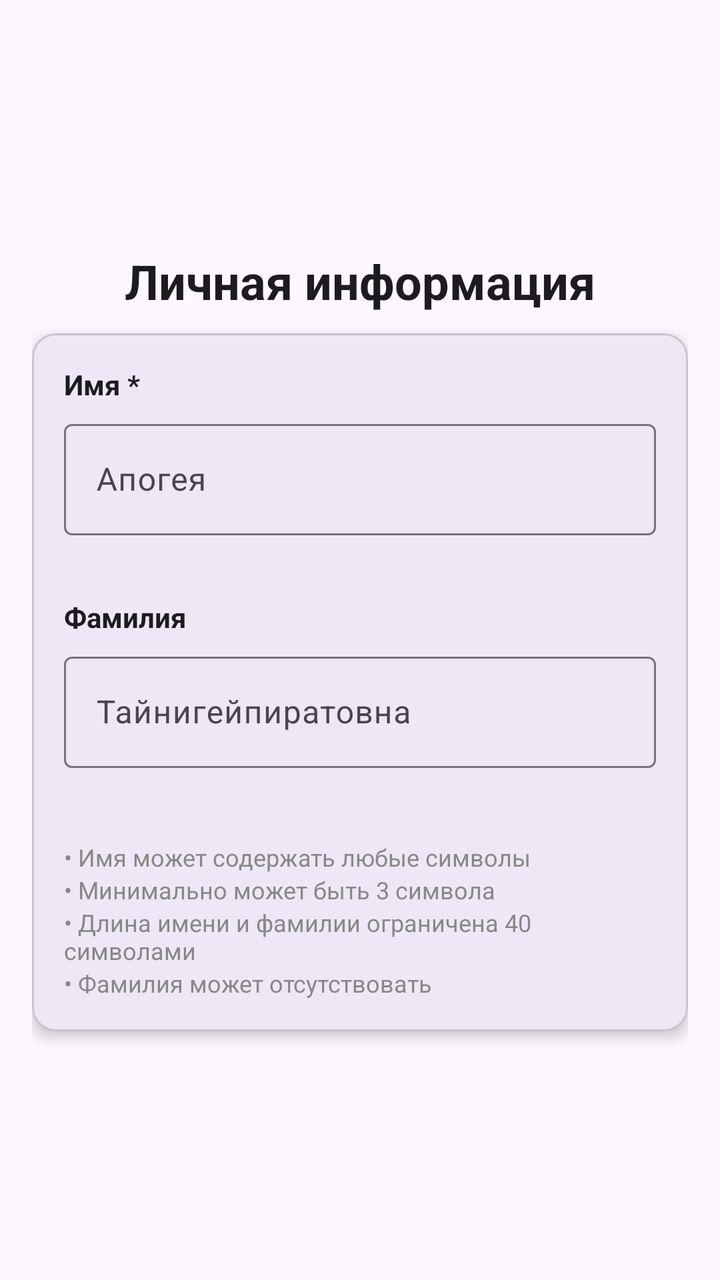
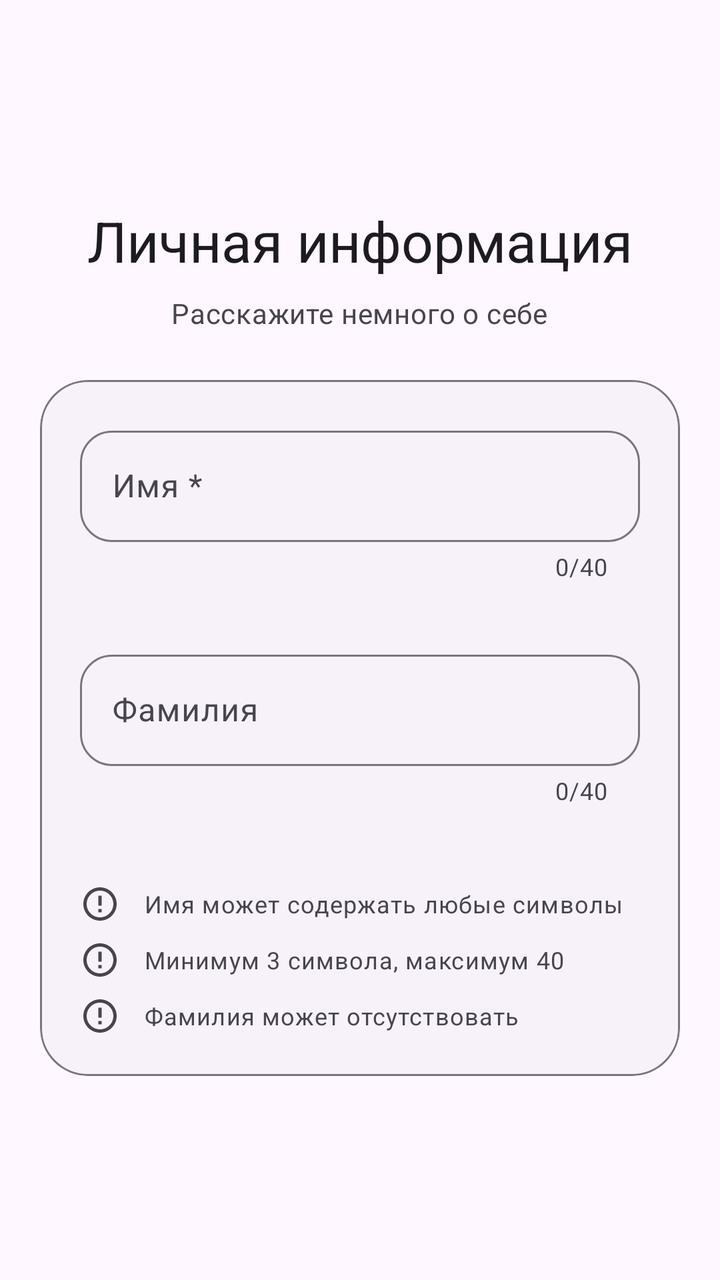

An Android layout rendered at two revisions. The XML below is the earlier revision; the diff shows what the commit changed to produce the second picture.
<!-- AndroidManifest.xml: application theme Theme.BarkfluffClientAndroid -->
<!-- res/layout/step_register_01_name.xml -->
<?xml version="1.0" encoding="utf-8"?>
<ScrollView xmlns:android="http://schemas.android.com/apk/res/android"
    xmlns:app="http://schemas.android.com/apk/res-auto"
    android:layout_width="match_parent"
    android:layout_height="match_parent"
    android:fillViewport="true">

    <LinearLayout
        android:layout_width="match_parent"
        android:layout_height="wrap_content"
        android:gravity="center"
        android:orientation="vertical"
        android:padding="16dp">

        <TextView
            android:layout_width="wrap_content"
            android:layout_height="wrap_content"
            android:layout_marginBottom="10dp"
            android:text="Личная информация"
            android:textColor="?attr/colorOnSurface"
            android:textSize="24sp"
            android:textStyle="bold" />

        <com.google.android.material.card.MaterialCardView
            android:layout_width="match_parent"
            android:layout_height="wrap_content"
            app:cardCornerRadius="12dp"
            app:cardElevation="4dp">

            <LinearLayout
                android:layout_width="match_parent"
                android:layout_height="wrap_content"
                android:orientation="vertical"
                android:padding="16dp">

                
                <TextView
                    android:layout_width="wrap_content"
                    android:layout_height="wrap_content"
                    android:text="Имя *"
                    android:textColor="?attr/colorOnSurface"
                    android:textSize="14sp"
                    android:textStyle="bold" />

                <com.google.android.material.textfield.TextInputLayout
                    android:id="@+id/firstNameInputLayout"
                    style="@style/Widget.Material3.TextInputLayout.OutlinedBox"
                    android:layout_width="match_parent"
                    android:layout_height="wrap_content"
                    android:layout_marginTop="5dp"
                    android:hint="Апогея">

                    <com.google.android.material.textfield.TextInputEditText
                        android:id="@+id/firstNameEditText"
                        android:layout_width="match_parent"
                        android:layout_height="wrap_content"
                        android:inputType="textPersonName"
                        android:maxLength="40" />
                </com.google.android.material.textfield.TextInputLayout>

                <TextView
                    android:id="@+id/firstNameValidationText"
                    android:layout_width="wrap_content"
                    android:layout_height="wrap_content"
                    android:layout_marginBottom="15dp"
                    android:textColor="#888888"
                    android:textSize="12sp" />

                
                <TextView
                    android:layout_width="wrap_content"
                    android:layout_height="wrap_content"
                    android:text="Фамилия"
                    android:textColor="?attr/colorOnSurface"
                    android:textSize="14sp"
                    android:textStyle="bold" />

                <com.google.android.material.textfield.TextInputLayout
                    android:id="@+id/lastNameInputLayout"
                    style="@style/Widget.Material3.TextInputLayout.OutlinedBox"
                    android:layout_width="match_parent"
                    android:layout_height="wrap_content"
                    android:layout_marginTop="5dp"
                    android:hint="Тайнигейпиратовна">

                    <com.google.android.material.textfield.TextInputEditText
                        android:id="@+id/lastNameEditText"
                        android:layout_width="match_parent"
                        android:layout_height="wrap_content"
                        android:inputType="textPersonName"
                        android:maxLength="40" />
                </com.google.android.material.textfield.TextInputLayout>

                <TextView
                    android:id="@+id/lastNameValidationText"
                    android:layout_width="wrap_content"
                    android:layout_height="wrap_content"
                    android:layout_marginBottom="20dp"
                    android:textColor="#888888"
                    android:textSize="12sp" />

                
                <LinearLayout
                    android:layout_width="match_parent"
                    android:layout_height="wrap_content"
                    android:orientation="vertical">

                    <TextView
                        android:layout_width="wrap_content"
                        android:layout_height="wrap_content"
                        android:text="• Имя может содержать любые символы"
                        android:textColor="#888888"
                        android:textSize="12sp" />

                    <TextView
                        android:layout_width="wrap_content"
                        android:layout_height="wrap_content"
                        android:text="• Минимально может быть 3 символа"
                        android:textColor="#888888"
                        android:textSize="12sp" />

                    <TextView
                        android:layout_width="wrap_content"
                        android:layout_height="wrap_content"
                        android:text="• Длина имени и фамилии ограничена 40 символами"
                        android:textColor="#888888"
                        android:textSize="12sp" />

                    <TextView
                        android:layout_width="wrap_content"
                        android:layout_height="wrap_content"
                        android:text="• Фамилия может отсутствовать"
                        android:textColor="#888888"
                        android:textSize="12sp" />
                </LinearLayout>
            </LinearLayout>
        </com.google.android.material.card.MaterialCardView>
    </LinearLayout>
</ScrollView>
<!-- resources referenced by this layout -->
<resources>
  <style name="Theme.BarkfluffClientAndroid" parent="Base.Theme.BarkfluffClientAndroid" />
  <style name="Base.Theme.BarkfluffClientAndroid" parent="Theme.Material3.DayNight.NoActionBar">
          
          <item name="android:statusBarColor">?attr/colorSurface</item>
          <item name="android:windowBackground">?android:attr/colorBackground</item>
      </style>
</resources>

<!-- the commit's change to res/layout/step_register_01_name.xml (unified diff, before → after) -->
@@ -1,5 +1,5 @@
 <?xml version="1.0" encoding="utf-8"?>
-<ScrollView xmlns:android="http://schemas.android.com/apk/res/android"
+<androidx.core.widget.NestedScrollView xmlns:android="http://schemas.android.com/apk/res/android"
     xmlns:app="http://schemas.android.com/apk/res-auto"
     android:layout_width="match_parent"
     android:layout_height="match_parent"
@@ -10,45 +10,55 @@
         android:layout_height="wrap_content"
         android:gravity="center"
         android:orientation="vertical"
-        android:padding="16dp">
+        android:padding="20dp">
 
+        
         <TextView
             android:layout_width="wrap_content"
             android:layout_height="wrap_content"
-            android:layout_marginBottom="10dp"
+            android:layout_marginBottom="8dp"
             android:text="Личная информация"
-            android:textColor="?attr/colorOnSurface"
-            android:textSize="24sp"
-            android:textStyle="bold" />
+            android:textAppearance="?attr/textAppearanceHeadlineMedium"
+            android:textColor="?attr/colorOnSurface" />
 
+        
+        <TextView
+            android:layout_width="wrap_content"
+            android:layout_height="wrap_content"
+            android:layout_marginBottom="24dp"
+            android:text="Расскажите немного о себе"
+            android:textAppearance="?attr/textAppearanceBodyMedium"
+            android:textColor="?attr/colorOnSurfaceVariant" />
+
+        
         <com.google.android.material.card.MaterialCardView
             android:layout_width="match_parent"
             android:layout_height="wrap_content"
-            app:cardCornerRadius="12dp"
-            app:cardElevation="4dp">
+            app:cardBackgroundColor="?attr/colorSurfaceContainerLow"
+            app:cardCornerRadius="24dp"
+            app:cardElevation="0dp"
+            app:strokeColor="?attr/colorOutline"
+            app:strokeWidth="1dp">
 
             <LinearLayout
                 android:layout_width="match_parent"
                 android:layout_height="wrap_content"
                 android:orientation="vertical"
-                android:padding="16dp">
+                android:padding="20dp">
 
                 
-                <TextView
-                    android:layout_width="wrap_content"
-                    android:layout_height="wrap_content"
-                    android:text="Имя *"
-                    android:textColor="?attr/colorOnSurface"
-                    android:textSize="14sp"
-                    android:textStyle="bold" />
-
                 <com.google.android.material.textfield.TextInputLayout
                     android:id="@+id/firstNameInputLayout"
                     style="@style/Widget.Material3.TextInputLayout.OutlinedBox"
                     android:layout_width="match_parent"
                     android:layout_height="wrap_content"
-                    android:layout_marginTop="5dp"
-                    android:hint="Апогея">
+                    android:hint="Имя *"
+                    app:boxCornerRadiusBottomEnd="16dp"
+                    app:boxCornerRadiusBottomStart="16dp"
+                    app:boxCornerRadiusTopEnd="16dp"
+                    app:boxCornerRadiusTopStart="16dp"
+                    app:counterEnabled="true"
+                    app:counterMaxLength="40">
 
                     <com.google.android.material.textfield.TextInputEditText
                         android:id="@+id/firstNameEditText"
@@ -56,32 +66,30 @@
                         android:layout_height="wrap_content"
                         android:inputType="textPersonName"
                         android:maxLength="40" />
+
                 </com.google.android.material.textfield.TextInputLayout>
 
                 <TextView
                     android:id="@+id/firstNameValidationText"
                     android:layout_width="wrap_content"
                     android:layout_height="wrap_content"
-                    android:layout_marginBottom="15dp"
-                    android:textColor="#888888"
-                    android:textSize="12sp" />
+                    android:layout_marginBottom="16dp"
+                    android:textAppearance="?attr/textAppearanceLabelSmall"
+                    android:textColor="?attr/colorOnSurfaceVariant" />
 
                 
-                <TextView
-                    android:layout_width="wrap_content"
-                    android:layout_height="wrap_content"
-                    android:text="Фамилия"
-                    android:textColor="?attr/colorOnSurface"
-                    android:textSize="14sp"
-                    android:textStyle="bold" />
-
                 <com.google.android.material.textfield.TextInputLayout
                     android:id="@+id/lastNameInputLayout"
                     style="@style/Widget.Material3.TextInputLayout.OutlinedBox"
                     android:layout_width="match_parent"
                     android:layout_height="wrap_content"
-                    android:layout_marginTop="5dp"
-                    android:hint="Тайнигейпиратовна">
+                    android:hint="Фамилия"
+                    app:boxCornerRadiusBottomEnd="16dp"
+                    app:boxCornerRadiusBottomStart="16dp"
+                    app:boxCornerRadiusTopEnd="16dp"
+                    app:boxCornerRadiusTopStart="16dp"
+                    app:counterEnabled="true"
+                    app:counterMaxLength="40">
 
                     <com.google.android.material.textfield.TextInputEditText
                         android:id="@+id/lastNameEditText"
@@ -89,15 +97,16 @@
                         android:layout_height="wrap_content"
                         android:inputType="textPersonName"
                         android:maxLength="40" />
+
                 </com.google.android.material.textfield.TextInputLayout>
 
                 <TextView
                     android:id="@+id/lastNameValidationText"
                     android:layout_width="wrap_content"
                     android:layout_height="wrap_content"
-                    android:layout_marginBottom="20dp"
-                    android:textColor="#888888"
-                    android:textSize="12sp" />
+                    android:layout_marginBottom="24dp"
+                    android:textAppearance="?attr/textAppearanceLabelSmall"
+                    android:textColor="?attr/colorOnSurfaceVariant" />
 
                 
                 <LinearLayout
@@ -105,35 +114,80 @@
                     android:layout_height="wrap_content"
                     android:orientation="vertical">
 
-                    <TextView
-                        android:layout_width="wrap_content"
+                    <LinearLayout
+                        android:layout_width="match_parent"
                         android:layout_height="wrap_content"
-                        android:text="• Имя может содержать любые символы"
-                        android:textColor="#888888"
-                        android:textSize="12sp" />
+                        android:gravity="center_vertical"
+                        android:orientation="horizontal">
 
-                    <TextView
-                        android:layout_width="wrap_content"
+                        <ImageView
+                            android:layout_width="20dp"
+                            android:layout_height="20dp"
+                            android:src="@drawable/ic_info"
+                            app:tint="?attr/colorOnSurfaceVariant" />
+
+                        <TextView
+                            android:layout_width="wrap_content"
+                            android:layout_height="wrap_content"
+                            android:layout_marginStart="12dp"
+                            android:text="Имя может содержать любые символы"
+                            android:textAppearance="?attr/textAppearanceBodySmall"
+                            android:textColor="?attr/colorOnSurfaceVariant" />
+
+                    </LinearLayout>
+
+                    <LinearLayout
+                        android:layout_width="match_parent"
                         android:layout_height="wrap_content"
-                        android:text="• Минимально может быть 3 символа"
-                        android:textColor="#888888"
-                        android:textSize="12sp" />
+                        android:layout_marginTop="8dp"
+                        android:gravity="center_vertical"
+                        android:orientation="horizontal">
 
-                    <TextView
-                        android:layout_width="wrap_content"
+                        <ImageView
+                            android:layout_width="20dp"
+                            android:layout_height="20dp"
+                            android:src="@drawable/ic_info"
+                            app:tint="?attr/colorOnSurfaceVariant" />
+
+                        <TextView
+                            android:layout_width="wrap_content"
+                            android:layout_height="wrap_content"
+                            android:layout_marginStart="12dp"
+                            android:text="Минимум 3 символа, максимум 40"
+                            android:textAppearance="?attr/textAppearanceBodySmall"
+                            android:textColor="?attr/colorOnSurfaceVariant" />
+
+                    </LinearLayout>
+
+                    <LinearLayout
+                        android:layout_width="match_parent"
                         android:layout_height="wrap_content"
-                        android:text="• Длина имени и фамилии ограничена 40 символами"
-                        android:textColor="#888888"
-                        android:textSize="12sp" />
+                        android:layout_marginTop="8dp"
+                        android:gravity="center_vertical"
+                        android:orientation="horizontal">
 
-                    <TextView
-                        android:layout_width="wrap_content"
-                        android:layout_height="wrap_content"
-                        android:text="• Фамилия может отсутствовать"
-                        android:textColor="#888888"
-                        android:textSize="12sp" />
+                        <ImageView
+                            android:layout_width="20dp"
+                            android:layout_height="20dp"
+                            android:src="@drawable/ic_info"
+                            app:tint="?attr/colorOnSurfaceVariant" />
+
+                        <TextView
+                            android:layout_width="wrap_content"
+                            android:layout_height="wrap_content"
+                            android:layout_marginStart="12dp"
+                            android:text="Фамилия может отсутствовать"
+                            android:textAppearance="?attr/textAppearanceBodySmall"
+                            android:textColor="?attr/colorOnSurfaceVariant" />
+
+                    </LinearLayout>
+
                 </LinearLayout>
+
             </LinearLayout>
+
         </com.google.android.material.card.MaterialCardView>
+
     </LinearLayout>
-</ScrollView>
+
+</androidx.core.widget.NestedScrollView>
<!-- resource entries referenced after the edit -->
@@ -1,10 +1,33 @@
 <!-- resources referenced by this layout -->
 <resources>
+  <!-- drawable ic_info (drawable) -->
+  <?xml version="1.0" encoding="utf-8"?>
+  <vector xmlns:android="http://schemas.android.com/apk/res/android"
+      android:width="24dp"
+      android:height="24dp"
+      android:viewportWidth="24"
+      android:viewportHeight="24">
+      <path
+          android:fillColor="?attr/colorOnSurface"
+          android:pathData="M12,2C6.48,2 2,6.48 2,12s4.48,10 10,10 10,-4.48 10,-10S17.52,2 12,2zM12,20c-4.42,0 -8,-3.58 -8,-8s3.58,-8 8,-8 8,3.58 8,8 -3.58,8 -8,8zM11,7h2v6h-2V7zM11,15h2v2h-2V15z"/>
+  </vector>
   <style name="Theme.BarkfluffClientAndroid" parent="Base.Theme.BarkfluffClientAndroid" />
   <style name="Base.Theme.BarkfluffClientAndroid" parent="Theme.Material3.DayNight.NoActionBar">
           
-          <item name="android:statusBarColor">?attr/colorSurface</item>
+          <item name="android:windowLayoutInDisplayCutoutMode" tools:targetApi="p">shortEdges</item>
+          <item name="android:statusBarColor">@android:color/transparent</item>
+          <item name="android:navigationBarColor">@android:color/transparent</item>
           <item name="android:windowBackground">?android:attr/colorBackground</item>
+          
+          
+          <item name="shapeAppearanceSmallComponent">@style/ShapeAppearance.Material3.SmallComponent</item>
+          <item name="shapeAppearanceMediumComponent">@style/ShapeAppearance.Material3.MediumComponent</item>
+          <item name="shapeAppearanceLargeComponent">@style/ShapeAppearance.Material3.LargeComponent</item>
+          
+          
+          <item name="textAppearanceDisplayLarge">@style/TextAppearance.Material3.DisplayLarge</item>
+          <item name="textAppearanceHeadlineLarge">@style/TextAppearance.Material3.HeadlineLarge</item>
+          <item name="textAppearanceTitleLarge">@style/TextAppearance.Material3.TitleLarge</item>
       </style>
 </resources>
 
